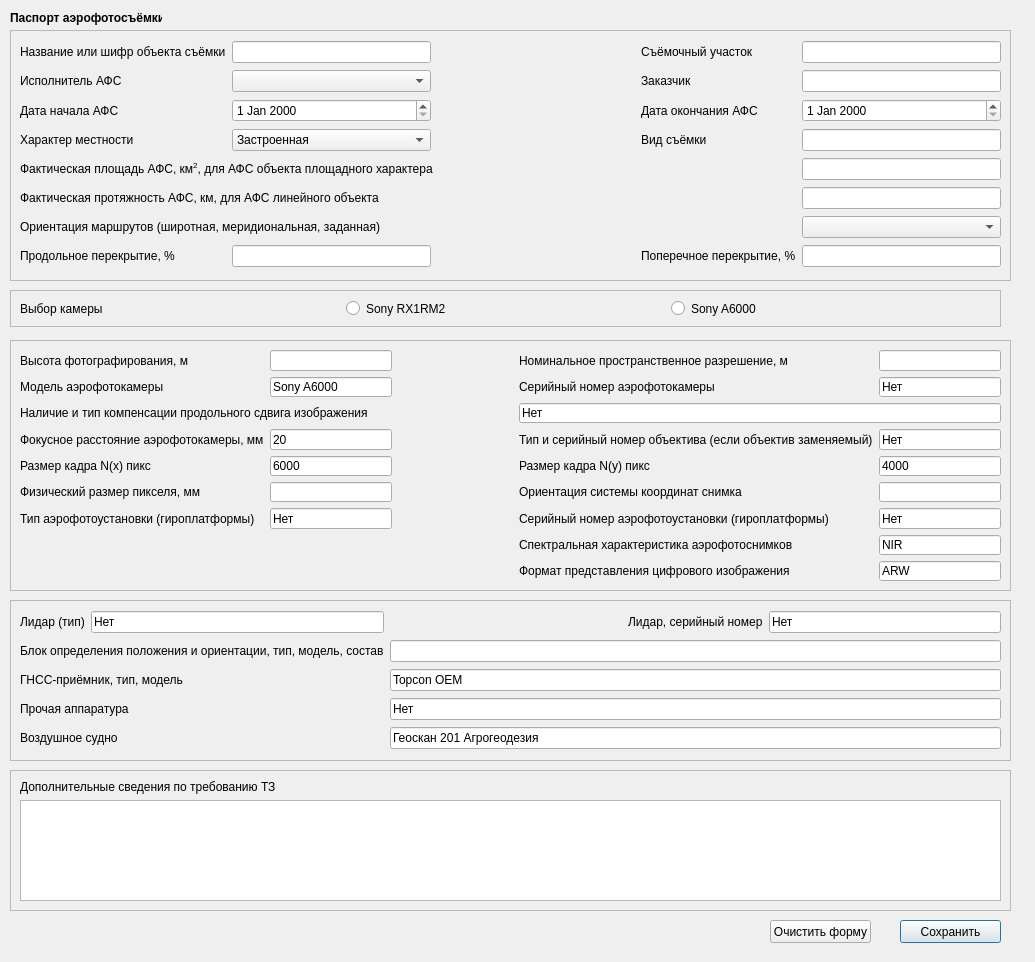
Old version of the form Aerial_Photography_GUI_dialog_base.ui in the repository ji-tf/aerial_photography_gui.
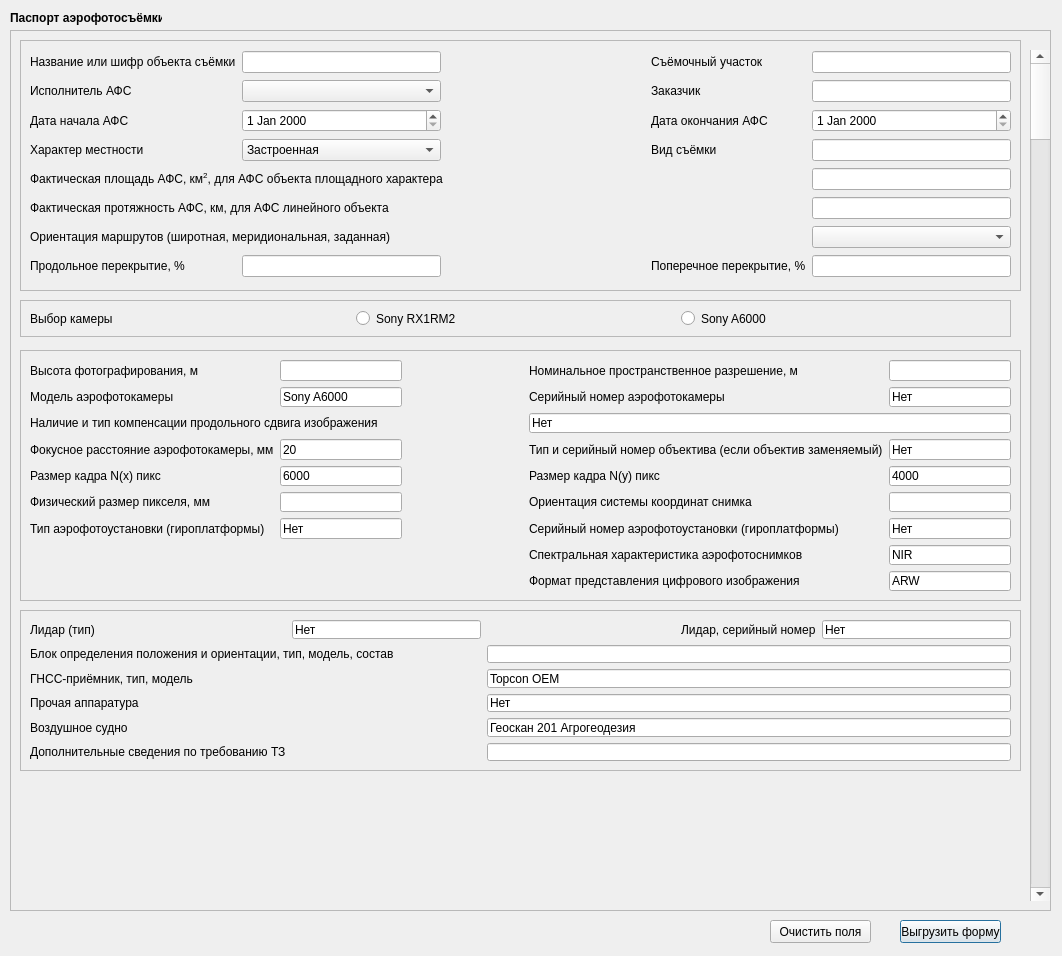
New version of the form.

The edit to the form file:
```diff
--- a/Aerial_Photography_GUI_dialog_base.ui
+++ b/Aerial_Photography_GUI_dialog_base.ui
@@ -6,20 +6,65 @@
    <rect>
     <x>0</x>
     <y>0</y>
-    <width>1035</width>
-    <height>962</height>
+    <width>1062</width>
+    <height>956</height>
    </rect>
   </property>
+  <property name="minimumSize">
+   <size>
+    <width>1062</width>
+    <height>0</height>
+   </size>
+  </property>
   <property name="windowTitle">
    <string>Dialog</string>
   </property>
-  <widget class="QFrame" name="object">
+  <widget class="QPushButton" name="save">
+   <property name="geometry">
+    <rect>
+     <x>900</x>
+     <y>920</y>
+     <width>101</width>
+     <height>23</height>
+    </rect>
+   </property>
+   <property name="text">
+    <string>Выгрузить форму</string>
+   </property>
+  </widget>
+  <widget class="QLabel" name="label_passport_afs">
+   <property name="geometry">
+    <rect>
+     <x>10</x>
+     <y>10</y>
+     <width>152</width>
+     <height>16</height>
+    </rect>
+   </property>
+   <property name="text">
+    <string>&lt;html&gt;&lt;head/&gt;&lt;body&gt;&lt;p&gt;&lt;span style=&quot; font-weight:600;&quot;&gt;Паспорт аэрофотосъёмки&lt;/span&gt;&lt;/p&gt;&lt;/body&gt;&lt;/html&gt;</string>
+   </property>
+  </widget>
+  <widget class="QPushButton" name="clear">
+   <property name="geometry">
+    <rect>
+     <x>770</x>
+     <y>920</y>
+     <width>101</width>
+     <height>23</height>
+    </rect>
+   </property>
+   <property name="text">
+    <string>Очистить поля</string>
+   </property>
+  </widget>
+  <widget class="QFrame" name="frame_3">
    <property name="geometry">
     <rect>
      <x>10</x>
      <y>30</y>
-     <width>1001</width>
-     <height>251</height>
+     <width>1041</width>
+     <height>881</height>
     </rect>
    </property>
    <property name="frameShape">
@@ -28,249 +73,11 @@
    <property name="frameShadow">
     <enum>QFrame::Raised</enum>
    </property>
-   <layout class="QGridLayout" name="gridLayout">
-    <item row="0" column="0">
-     <widget class="QLabel" name="label_name_object">
-      <property name="text">
-       <string>Название или шифр объекта съёмки</string>
-      </property>
-     </widget>
-    </item>
-    <item row="3" column="4">
-     <widget class="QLineEdit" name="type_shoot"/>
-    </item>
-    <item row="7" column="0">
-     <widget class="QLabel" name="label_overlap_longitudinal">
-      <property name="text">
-       <string>Продольное перекрытие, %</string>
-      </property>
-     </widget>
-    </item>
-    <item row="0" column="1">
-     <widget class="QLineEdit" name="name_object">
-      <property name="text">
-       <string/>
-      </property>
-     </widget>
-    </item>
-    <item row="5" column="4">
-     <widget class="QLineEdit" name="length_afs"/>
-    </item>
-    <item row="7" column="3">
-     <widget class="QLabel" name="label_overlap_transverse">
-      <property name="text">
-       <string>Поперечное перекрытие, %</string>
-      </property>
-     </widget>
-    </item>
-    <item row="4" column="4">
-     <widget class="QLineEdit" name="area_afs"/>
-    </item>
-    <item row="3" column="0">
-     <widget class="QLabel" name="label_nature_area">
-      <property name="text">
-       <string>Характер местности</string>
-      </property>
-     </widget>
-    </item>
-    <item row="5" column="0" colspan="4">
-     <widget class="QLabel" name="label_length_afs">
-      <property name="text">
-       <string>Фактическая протяжность АФС, км, для АФС линейного объекта</string>
-      </property>
-     </widget>
-    </item>
-    <item row="1" column="3">
-     <widget class="QLabel" name="label_customer">
-      <property name="text">
-       <string>Заказчик</string>
-      </property>
-     </widget>
-    </item>
-    <item row="7" column="1">
-     <widget class="QLineEdit" name="overlap_longitudinal"/>
-    </item>
-    <item row="4" column="0" colspan="4">
-     <widget class="QLabel" name="label_area_afs">
-      <property name="text">
-       <string>&lt;html&gt;&lt;head/&gt;&lt;body&gt;&lt;p&gt;Фактическая площадь АФС, км&lt;span style=&quot; vertical-align:super;&quot;&gt;2&lt;/span&gt;, для АФС объекта площадного характера&lt;/p&gt;&lt;/body&gt;&lt;/html&gt;</string>
-      </property>
-     </widget>
-    </item>
-    <item row="1" column="4">
-     <widget class="QLineEdit" name="customer">
-      <property name="text">
-       <string/>
-      </property>
-     </widget>
-    </item>
-    <item row="0" column="2">
-     <spacer name="horizontalSpacer_3">
-      <property name="orientation">
-       <enum>Qt::Horizontal</enum>
-      </property>
-      <property name="sizeHint" stdset="0">
-       <size>
-        <width>40</width>
-        <height>20</height>
-       </size>
-      </property>
-     </spacer>
-    </item>
-    <item row="2" column="1">
-     <widget class="QDateEdit" name="date_start">
-      <property name="enabled">
-       <bool>true</bool>
-      </property>
-     </widget>
-    </item>
-    <item row="0" column="3">
-     <widget class="QLabel" name="label_filming_location">
-      <property name="text">
-       <string>Съёмочный участок</string>
-      </property>
-     </widget>
-    </item>
-    <item row="7" column="4">
-     <widget class="QLineEdit" name="overlap_transverse"/>
-    </item>
-    <item row="3" column="1">
-     <widget class="QComboBox" name="nature_area">
-      <item>
-       <property name="text">
-        <string>Застроенная</string>
-       </property>
-      </item>
-      <item>
-       <property name="text">
-        <string>Не застроенная</string>
-       </property>
-      </item>
-     </widget>
-    </item>
-    <item row="0" column="4">
-     <widget class="QLineEdit" name="filming_location">
-      <property name="text">
-       <string/>
-      </property>
-     </widget>
-    </item>
-    <item row="6" column="0" colspan="4">
-     <widget class="QLabel" name="label_orientation_route">
-      <property name="text">
-       <string>Ориентация маршрутов (широтная, меридиональная, заданная)</string>
-      </property>
-     </widget>
-    </item>
-    <item row="3" column="3">
-     <widget class="QLabel" name="label_type_shoot">
-      <property name="text">
-       <string>Вид съёмки</string>
-      </property>
-     </widget>
-    </item>
-    <item row="1" column="1">
-     <widget class="QComboBox" name="executor">
-      <item>
-       <property name="text">
-        <string/>
-       </property>
-      </item>
-      <item>
-       <property name="text">
-        <string>Котелевский К. А.</string>
-       </property>
-      </item>
-      <item>
-       <property name="text">
-        <string>Ли В. Ю.</string>
-       </property>
-      </item>
-     </widget>
-    </item>
-    <item row="2" column="0">
-     <widget class="QLabel" name="label_date_start">
-      <property name="text">
-       <string>Дата начала АФС</string>
-      </property>
-     </widget>
-    </item>
-    <item row="1" column="0">
-     <widget class="QLabel" name="label_executor">
-      <property name="text">
-       <string>Исполнитель АФС</string>
-      </property>
-     </widget>
-    </item>
-    <item row="2" column="3">
-     <widget class="QLabel" name="label_date_end">
-      <property name="text">
-       <string>Дата окончания АФС</string>
-      </property>
-     </widget>
-    </item>
-    <item row="2" column="4">
-     <widget class="QDateEdit" name="date_end"/>
-    </item>
-    <item row="6" column="4">
-     <widget class="QComboBox" name="orientation_route">
-      <item>
-       <property name="text">
-        <string/>
-       </property>
-      </item>
-      <item>
-       <property name="text">
-        <string>Широтная</string>
-       </property>
-      </item>
-      <item>
-       <property name="text">
-        <string>Меридиональная</string>
-       </property>
-      </item>
-      <item>
-       <property name="text">
-        <string>Заданная</string>
-       </property>
-      </item>
-     </widget>
-    </item>
-   </layout>
-  </widget>
-  <widget class="QFrame" name="frame">
-   <property name="geometry">
-    <rect>
-     <x>10</x>
-     <y>770</y>
-     <width>1001</width>
-     <height>141</height>
-    </rect>
-   </property>
-   <property name="frameShape">
-    <enum>QFrame::StyledPanel</enum>
-   </property>
-   <property name="frameShadow">
-    <enum>QFrame::Raised</enum>
-   </property>
-   <layout class="QVBoxLayout" name="verticalLayout">
-    <item>
-     <widget class="QLabel" name="label_add_information">
-      <property name="text">
-       <string>Дополнительные сведения по требованию ТЗ</string>
-      </property>
-     </widget>
-    </item>
-    <item>
-     <widget class="QTextEdit" name="text_add_information"/>
-    </item>
-   </layout>
-  </widget>
   <widget class="QFrame" name="equipment">
    <property name="geometry">
     <rect>
      <x>10</x>
-     <y>600</y>
+      <y>580</y>
      <width>1001</width>
      <height>161</height>
     </rect>
@@ -282,23 +89,6 @@
     <enum>QFrame::Raised</enum>
    </property>
    <layout class="QGridLayout" name="gridLayout_3">
-    <item row="0" column="3">
-     <widget class="QLabel" name="label_lidar_sn">
-      <property name="text">
-       <string>Лидар, серийный номер</string>
-      </property>
-     </widget>
-    </item>
-    <item row="1" column="2" colspan="3">
-     <widget class="QLineEdit" name="definition_block"/>
-    </item>
-    <item row="4" column="0" colspan="2">
-     <widget class="QLabel" name="label_aircraft">
-      <property name="text">
-       <string>Воздушное судно</string>
-      </property>
-     </widget>
-    </item>
     <item row="3" column="2" colspan="3">
      <widget class="QLineEdit" name="other_equipment">
       <property name="text">
@@ -306,40 +96,6 @@
       </property>
      </widget>
     </item>
-    <item row="4" column="2" colspan="3">
-     <widget class="QLineEdit" name="aircraft">
-      <property name="text">
-       <string>Геоскан 201 Агрогеодезия</string>
-      </property>
-     </widget>
-    </item>
-    <item row="0" column="4">
-     <widget class="QLineEdit" name="lidar_sn">
-      <property name="text">
-       <string>Нет</string>
-      </property>
-     </widget>
-    </item>
-    <item row="2" column="0" colspan="2">
-     <widget class="QLabel" name="label_receiver">
-      <property name="text">
-       <string>ГНСС-приёмник, тип, модель</string>
-      </property>
-     </widget>
-    </item>
-    <item row="0" column="2">
-     <spacer name="horizontalSpacer">
-      <property name="orientation">
-       <enum>Qt::Horizontal</enum>
-      </property>
-      <property name="sizeHint" stdset="0">
-       <size>
-        <width>40</width>
-        <height>20</height>
-       </size>
-      </property>
-     </spacer>
-    </item>
     <item row="0" column="1">
      <widget class="QLineEdit" name="lidar_type">
       <property name="text">
@@ -354,6 +110,36 @@
       </property>
      </widget>
     </item>
+     <item row="1" column="2" colspan="3">
+      <widget class="QLineEdit" name="definition_block"/>
+     </item>
+     <item row="0" column="2">
+      <spacer name="horizontalSpacer">
+       <property name="orientation">
+        <enum>Qt::Horizontal</enum>
+       </property>
+       <property name="sizeHint" stdset="0">
+        <size>
+         <width>40</width>
+         <height>20</height>
+        </size>
+       </property>
+      </spacer>
+     </item>
+     <item row="0" column="4">
+      <widget class="QLineEdit" name="lidar_sn">
+       <property name="text">
+        <string>Нет</string>
+       </property>
+      </widget>
+     </item>
+     <item row="3" column="0" colspan="2">
+      <widget class="QLabel" name="label_other_equipment">
+       <property name="text">
+        <string>Прочая аппаратура</string>
+       </property>
+      </widget>
+     </item>
     <item row="1" column="0" colspan="2">
      <widget class="QLabel" name="label_definition_block">
       <property name="text">
@@ -361,10 +147,10 @@
       </property>
      </widget>
     </item>
-    <item row="3" column="0" colspan="2">
-     <widget class="QLabel" name="label_other_equipment">
+     <item row="2" column="0" colspan="2">
+      <widget class="QLabel" name="label_receiver">
       <property name="text">
-       <string>Прочая аппаратура</string>
+        <string>ГНСС-приёмник, тип, модель</string>
       </property>
      </widget>
     </item>
@@ -375,39 +161,48 @@
       </property>
      </widget>
     </item>
-   </layout>
-  </widget>
-  <widget class="QPushButton" name="save">
-   <property name="geometry">
-    <rect>
-     <x>900</x>
-     <y>920</y>
-     <width>101</width>
-     <height>23</height>
-    </rect>
-   </property>
-   <property name="text">
-    <string>Сохранить</string>
-   </property>
-  </widget>
-  <widget class="QLabel" name="label_passport_afs">
-   <property name="geometry">
-    <rect>
-     <x>10</x>
-     <y>10</y>
-     <width>152</width>
-     <height>16</height>
-    </rect>
-   </property>
-   <property name="text">
-    <string>&lt;html&gt;&lt;head/&gt;&lt;body&gt;&lt;p&gt;&lt;span style=&quot; font-weight:600;&quot;&gt;Паспорт аэрофотосъёмки&lt;/span&gt;&lt;/p&gt;&lt;/body&gt;&lt;/html&gt;</string>
-   </property>
-  </widget>
+     <item row="0" column="3">
+      <widget class="QLabel" name="label_lidar_sn">
+       <property name="text">
+        <string>Лидар, серийный номер</string>
+       </property>
+      </widget>
+     </item>
+     <item row="4" column="0" colspan="2">
+      <widget class="QLabel" name="label_aircraft">
+       <property name="text">
+        <string>Воздушное судно</string>
+       </property>
+      </widget>
+     </item>
+     <item row="4" column="2" colspan="3">
+      <widget class="QLineEdit" name="aircraft">
+       <property name="text">
+        <string>Геоскан 201 Агрогеодезия</string>
+       </property>
+      </widget>
+     </item>
+     <item row="5" column="0">
+      <widget class="QLabel" name="label_add_information_2">
+       <property name="text">
+        <string>Дополнительные сведения по требованию ТЗ</string>
+       </property>
+      </widget>
+     </item>
+     <item row="5" column="2" colspan="3">
+      <widget class="QLineEdit" name="aircraft_2">
+       <property name="text">
+        <string/>
+       </property>
+      </widget>
+     </item>
+    </layout>
+   </widget>
   <widget class="QFrame" name="camera_3">
    <property name="geometry">
     <rect>
      <x>10</x>
-     <y>340</y>
+      <y>320</y>
      <width>1001</width>
      <height>251</height>
     </rect>
@@ -632,7 +427,7 @@
    <property name="geometry">
     <rect>
      <x>10</x>
-     <y>290</y>
+      <y>270</y>
      <width>991</width>
      <height>37</height>
     </rect>
@@ -667,18 +462,244 @@
     </item>
    </layout>
   </widget>
-  <widget class="QPushButton" name="clear">
+   <widget class="QFrame" name="object">
    <property name="geometry">
     <rect>
-     <x>770</x>
-     <y>920</y>
-     <width>101</width>
-     <height>23</height>
-    </rect>
-   </property>
+      <x>10</x>
+      <y>10</y>
+      <width>1001</width>
+      <height>251</height>
+     </rect>
+    </property>
+    <property name="frameShape">
+     <enum>QFrame::StyledPanel</enum>
+    </property>
+    <property name="frameShadow">
+     <enum>QFrame::Raised</enum>
+    </property>
+    <layout class="QGridLayout" name="gridLayout">
+     <item row="0" column="0">
+      <widget class="QLabel" name="label_name_object">
    <property name="text">
-    <string>Очистить форму</string>
-   </property>
+        <string>Название или шифр объекта съёмки</string>
+       </property>
+      </widget>
+     </item>
+     <item row="3" column="4">
+      <widget class="QLineEdit" name="type_shoot"/>
+     </item>
+     <item row="7" column="0">
+      <widget class="QLabel" name="label_overlap_longitudinal">
+       <property name="text">
+        <string>Продольное перекрытие, %</string>
+       </property>
+      </widget>
+     </item>
+     <item row="0" column="1">
+      <widget class="QLineEdit" name="name_object">
+       <property name="text">
+        <string/>
+       </property>
+      </widget>
+     </item>
+     <item row="5" column="4">
+      <widget class="QLineEdit" name="length_afs"/>
+     </item>
+     <item row="7" column="3">
+      <widget class="QLabel" name="label_overlap_transverse">
+       <property name="text">
+        <string>Поперечное перекрытие, %</string>
+       </property>
+      </widget>
+     </item>
+     <item row="4" column="4">
+      <widget class="QLineEdit" name="area_afs"/>
+     </item>
+     <item row="3" column="0">
+      <widget class="QLabel" name="label_nature_area">
+       <property name="text">
+        <string>Характер местности</string>
+       </property>
+      </widget>
+     </item>
+     <item row="5" column="0" colspan="4">
+      <widget class="QLabel" name="label_length_afs">
+       <property name="text">
+        <string>Фактическая протяжность АФС, км, для АФС линейного объекта</string>
+       </property>
+      </widget>
+     </item>
+     <item row="1" column="3">
+      <widget class="QLabel" name="label_customer">
+       <property name="text">
+        <string>Заказчик</string>
+       </property>
+      </widget>
+     </item>
+     <item row="7" column="1">
+      <widget class="QLineEdit" name="overlap_longitudinal"/>
+     </item>
+     <item row="4" column="0" colspan="4">
+      <widget class="QLabel" name="label_area_afs">
+       <property name="text">
+        <string>&lt;html&gt;&lt;head/&gt;&lt;body&gt;&lt;p&gt;Фактическая площадь АФС, км&lt;span style=&quot; vertical-align:super;&quot;&gt;2&lt;/span&gt;, для АФС объекта площадного характера&lt;/p&gt;&lt;/body&gt;&lt;/html&gt;</string>
+       </property>
+      </widget>
+     </item>
+     <item row="1" column="4">
+      <widget class="QLineEdit" name="customer">
+       <property name="text">
+        <string/>
+       </property>
+      </widget>
+     </item>
+     <item row="0" column="2">
+      <spacer name="horizontalSpacer_3">
+       <property name="orientation">
+        <enum>Qt::Horizontal</enum>
+       </property>
+       <property name="sizeHint" stdset="0">
+        <size>
+         <width>40</width>
+         <height>20</height>
+        </size>
+       </property>
+      </spacer>
+     </item>
+     <item row="2" column="1">
+      <widget class="QDateEdit" name="date_start">
+       <property name="enabled">
+        <bool>true</bool>
+       </property>
+      </widget>
+     </item>
+     <item row="0" column="3">
+      <widget class="QLabel" name="label_filming_location">
+       <property name="text">
+        <string>Съёмочный участок</string>
+       </property>
+      </widget>
+     </item>
+     <item row="7" column="4">
+      <widget class="QLineEdit" name="overlap_transverse"/>
+     </item>
+     <item row="3" column="1">
+      <widget class="QComboBox" name="nature_area">
+       <item>
+        <property name="text">
+         <string>Застроенная</string>
+        </property>
+       </item>
+       <item>
+        <property name="text">
+         <string>Не застроенная</string>
+        </property>
+       </item>
+      </widget>
+     </item>
+     <item row="0" column="4">
+      <widget class="QLineEdit" name="filming_location">
+       <property name="text">
+        <string/>
+       </property>
+      </widget>
+     </item>
+     <item row="6" column="0" colspan="4">
+      <widget class="QLabel" name="label_orientation_route">
+       <property name="text">
+        <string>Ориентация маршрутов (широтная, меридиональная, заданная)</string>
+       </property>
+      </widget>
+     </item>
+     <item row="3" column="3">
+      <widget class="QLabel" name="label_type_shoot">
+       <property name="text">
+        <string>Вид съёмки</string>
+       </property>
+      </widget>
+     </item>
+     <item row="1" column="1">
+      <widget class="QComboBox" name="executor">
+       <item>
+        <property name="text">
+         <string/>
+        </property>
+       </item>
+       <item>
+        <property name="text">
+         <string>Котелевский К. А.</string>
+        </property>
+       </item>
+       <item>
+        <property name="text">
+         <string>Ли В. Ю.</string>
+        </property>
+       </item>
+      </widget>
+     </item>
+     <item row="2" column="0">
+      <widget class="QLabel" name="label_date_start">
+       <property name="text">
+        <string>Дата начала АФС</string>
+       </property>
+      </widget>
+     </item>
+     <item row="1" column="0">
+      <widget class="QLabel" name="label_executor">
+       <property name="text">
+        <string>Исполнитель АФС</string>
+       </property>
+      </widget>
+     </item>
+     <item row="2" column="3">
+      <widget class="QLabel" name="label_date_end">
+       <property name="text">
+        <string>Дата окончания АФС</string>
+       </property>
+      </widget>
+     </item>
+     <item row="2" column="4">
+      <widget class="QDateEdit" name="date_end"/>
+     </item>
+     <item row="6" column="4">
+      <widget class="QComboBox" name="orientation_route">
+       <item>
+        <property name="text">
+         <string/>
+        </property>
+       </item>
+       <item>
+        <property name="text">
+         <string>Широтная</string>
+        </property>
+       </item>
+       <item>
+        <property name="text">
+         <string>Меридиональная</string>
+        </property>
+       </item>
+       <item>
+        <property name="text">
+         <string>Заданная</string>
+        </property>
+       </item>
+      </widget>
+     </item>
+    </layout>
+   </widget>
+   <widget class="QScrollBar" name="verticalScrollBar">
+    <property name="geometry">
+     <rect>
+      <x>1020</x>
+      <y>20</y>
+      <width>20</width>
+      <height>851</height>
+     </rect>
+    </property>
+    <property name="orientation">
+     <enum>Qt::Vertical</enum>
+    </property>
+   </widget>
   </widget>
  </widget>
  <resources/>
```
Left out of the diff: 132 changed lines with no effect on the pictures. Lines whose indentation alone changed are shown as unchanged.
